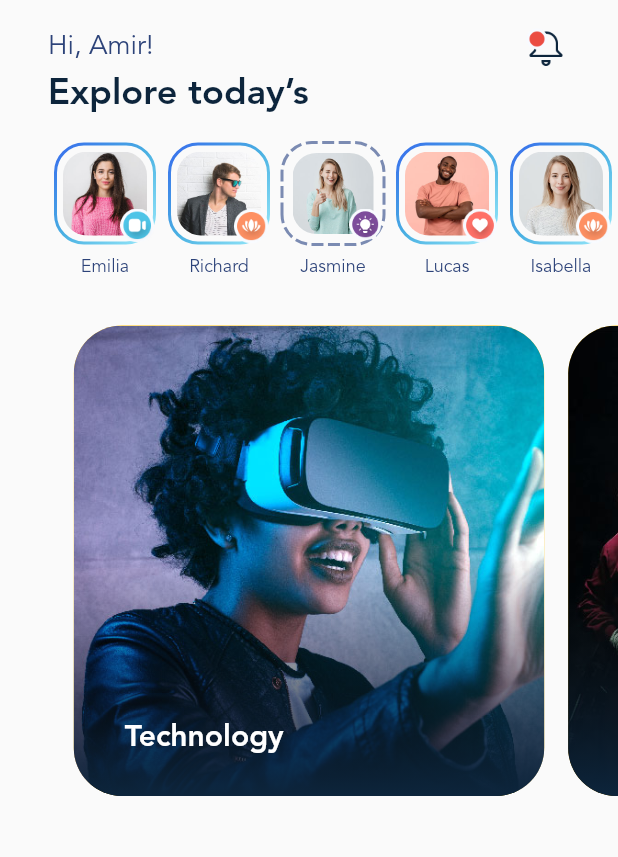
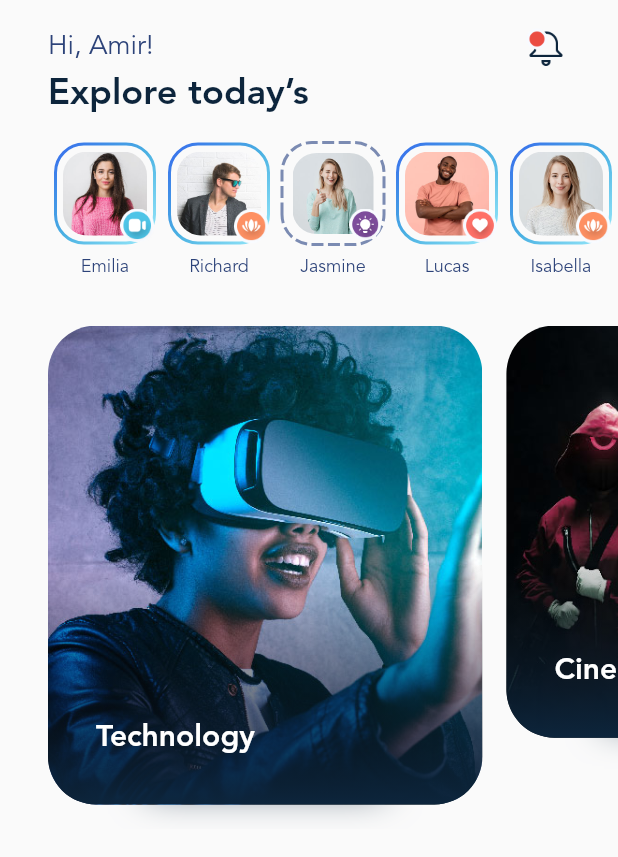
Before and after one commit to amirtorabi/blog_club, a Flutter app: the screen it shows after launch, on a phone screen of 412 x 824 dp. Shown: the top 857 px of the screen. Run offline on Flutter 3.47's test engine with Material 2 defaults, Android fonts, the phone set to English and light mode, and no system bars; drawn by our look-alikes of dotted_border; our stand-ins replace gradient_borders.

Commit message:
Design shadow & Carousel slider done

```diff
--- a/lib/carousel/carousel_slider.dart
+++ b/lib/carousel/carousel_slider.dart
@@ -245,6 +245,7 @@ class CarouselSliderState extends State<CarouselSlider>
   Widget getCenterWrapper(Widget child) {
     if (widget.options.disableCenter) {
       return Container(
+        alignment: Alignment.topCenter,
         child: child,
       );
     }
@@ -301,7 +302,7 @@ class CarouselSliderState extends State<CarouselSlider>
   @override
   Widget build(BuildContext context) {
     return getGestureWrapper(PageView.builder(
-      padEnds: widget.options.padEnds,
+      padEnds: false,
       scrollBehavior: ScrollConfiguration.of(context).copyWith(
         scrollbars: false,
         overscroll: false,
--- a/lib/main.dart
+++ b/lib/main.dart
@@ -1,4 +1,3 @@
-import 'package:blog_club/carousel/carousel_options.dart';
 import 'package:blog_club/carousel/carousel_slider.dart';
 import 'package:blog_club/data.dart';
 import 'package:dotted_border/dotted_border.dart';
@@ -101,31 +100,49 @@ class _CategoryList extends StatelessWidget {
   @override
   Widget build(BuildContext context) {
     final categories = AppDatabase.categories;
-    return _CategoryItem(categories: categories);
+    return _CategoryItem(
+      categories: categories,
+    );
   }
 }
 
 class _CategoryItem extends StatelessWidget {
+  final List<Category> categories;
+
   const _CategoryItem({
     super.key,
     required this.categories,
   });
-
-  final List<Category> categories;
 
   @override
   Widget build(BuildContext context) {
     return CarouselSlider.builder(
         itemCount: categories.length,
         itemBuilder: (context, index, realIndex) {
-          return Stack(
+          return Container(
+            margin: EdgeInsets.fromLTRB(index == 0 ? 32 : 8, 0,
+                index == categories.length - 1 ? 32 : 8, 0),
+            child: Stack(
               children: [
-              Container(
+                Positioned.fill(
+                    top: 100,
+                    right: 65,
+                    left: 65,
+                    bottom: 24,
+                    child: Container(
+                      decoration: BoxDecoration(boxShadow: [
+                        BoxShadow(
+                          color: Color(0xaa0D253C),
+                          blurRadius: 20,
+                        ),
+                      ]),
+                    )),
+                Positioned.fill(
+                  child: Container(
                     // width: 236,
-                // height: 273,
-                margin: const EdgeInsets.all(8),
+                    // height: 400,
+                    margin: const EdgeInsets.fromLTRB(0, 8, 0, 16),
                     decoration: BoxDecoration(
-                  color: Colors.amber,
                       borderRadius: BorderRadius.circular(32),
                     ),
                     foregroundDecoration: BoxDecoration(
@@ -143,9 +160,10 @@ class _CategoryItem extends StatelessWidget {
                           fit: BoxFit.cover),
                     ),
                   ),
+                ),
                 Positioned(
                     bottom: 48,
-                  left: 42,
+                    left: 32,
                     child: Text(
                       categories[index].title,
                       style: Theme.of(context)
@@ -154,6 +172,7 @@ class _CategoryItem extends StatelessWidget {
                           .apply(color: Colors.white),
                     )),
               ],
+            ),
           );
         },
         options: CarouselOptions(
@@ -167,8 +186,10 @@ class _CategoryItem extends StatelessWidget {
             aspectRatio: 1.2,
 
             //by default tamtae item ha ra vasate safhe namayesh midahad k inja man nemikham
-            disableCenter: false,
+            disableCenter: true,
             enableInfiniteScroll: false,
+            enlargeCenterPage: true,
+            enlargeStrategy: CenterPageEnlargeStrategy.height,
             scrollPhysics: const BouncingScrollPhysics()));
   }
 }
```
Lines whose indentation alone changed are shown as unchanged.
